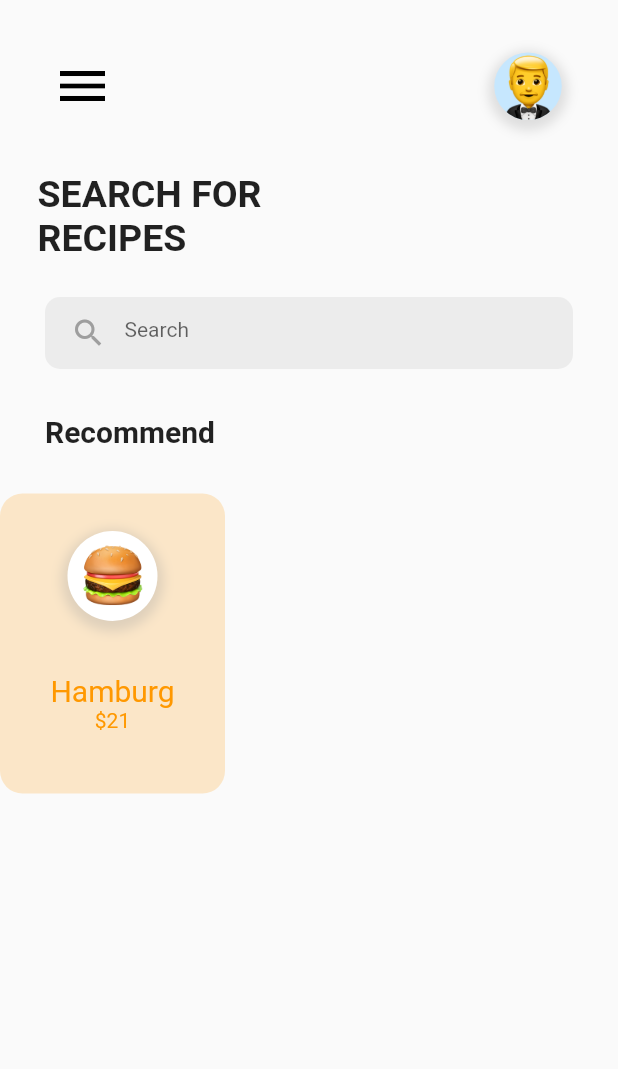
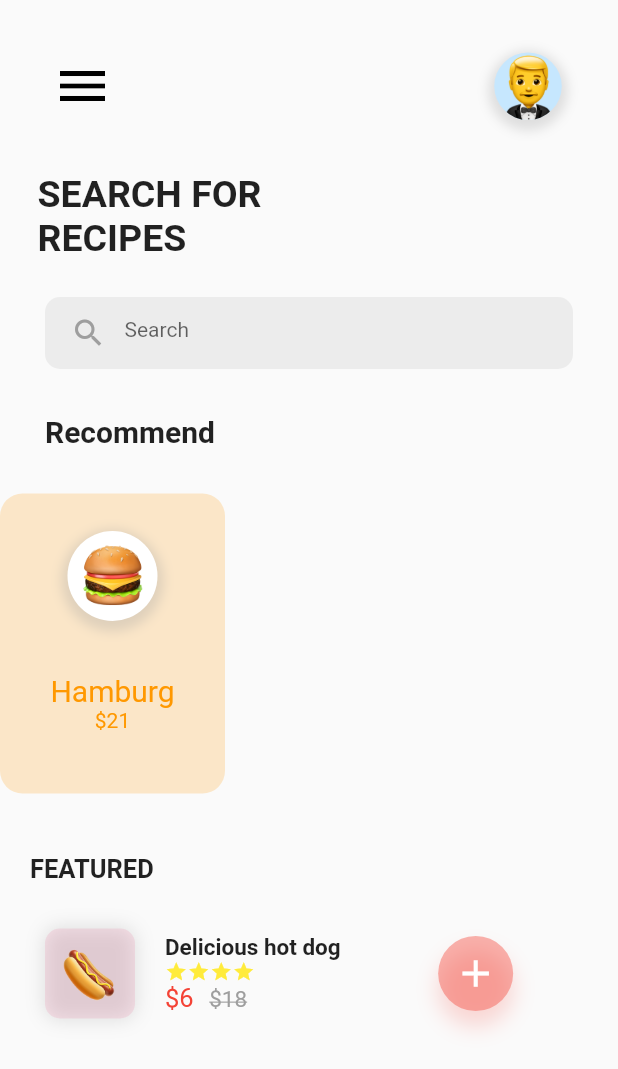
Before and after one commit to spaceman1412/emoji-app, a Flutter app: the screen it shows after launch, on a phone screen of 412 x 824 dp. Shown: the top 1069 px of the screen. Run offline on Flutter 3.47's test engine with Material 2 defaults, Android fonts, the light colour scheme and no system bars.

Commit message:
Done UI home page screen

```diff
--- a/lib/screens/home_screen.dart
+++ b/lib/screens/home_screen.dart
@@ -1,4 +1,6 @@
 import 'package:flutter/material.dart';
+import '../widgets/card.dart';
+import '../widgets/listtile.dart';
 
 class HomeScreen extends StatelessWidget {
   @override
@@ -24,55 +26,15 @@ class HomeScreen extends StatelessWidget {
                   ),
                 ),
               ),
-              Container(
-                child: Padding(
-                  padding: const EdgeInsets.all(25.0),
-                  child: Column(
-                    children: <Widget>[
-                      Container(
-                        width: 60,
-                        height: 60,
-                        decoration: BoxDecoration(
-                          color: Colors.white,
-                          shape: BoxShape.circle,
-                          boxShadow: [
-                            BoxShadow(
-                              color: Colors.grey.withOpacity(0.3),
-                              blurRadius: 6.0,
-                              spreadRadius: 4.0,
-                              offset: Offset(0.0, 3.0),
-                            )
-                          ],
-                        ),
-                        child: Transform.scale(
-                          scale: 0.7,
-                          child: Image(
-                            image: AssetImage('assets/images/burger.png'),
-                            fit: BoxFit.contain,
-                          ),
-                        ),
-                      ),
-                      SizedBox(
-                        height: 35,
-                      ),
-                      Text(
-                        'Hamburg',
-                        style: TextStyle(color: Colors.orange, fontSize: 20),
-                      ),
-                      Text(
-                        '\$21',
-                        style: TextStyle(color: Colors.orange),
-                      ),
-                    ],
-                  ),
-                ),
-                width: 150,
-                height: 200,
-                decoration: BoxDecoration(
-                  color: Colors.orange.withOpacity(0.2),
-                  borderRadius: BorderRadius.circular(15),
+              CardItem(),
+              Padding(
+                padding: const EdgeInsets.only(top: 40.0, left: 20),
+                child: Text(
+                  'FEATURED',
+                  style: TextStyle(fontWeight: FontWeight.bold, fontSize: 17),
                 ),
               ),
+              CustomListtile(),
             ],
           ),
         ),
--- /dev/null
+++ b/lib/widgets/card.dart
@@ -0,0 +1,60 @@
+import 'package:flutter/material.dart';
+
+class CardItem extends StatelessWidget {
+  const CardItem({
+    Key? key,
+  }) : super(key: key);
+
+  @override
+  Widget build(BuildContext context) {
+    return Container(
+      child: Padding(
+        padding: const EdgeInsets.all(25.0),
+        child: Column(
+          children: <Widget>[
+            Container(
+              width: 60,
+              height: 60,
+              decoration: BoxDecoration(
+                color: Colors.white,
+                shape: BoxShape.circle,
+                boxShadow: [
+                  BoxShadow(
+                    color: Colors.grey.withOpacity(0.3),
+                    blurRadius: 6.0,
+                    spreadRadius: 4.0,
+                    offset: Offset(0.0, 3.0),
+                  )
+                ],
+              ),
+              child: Transform.scale(
+                scale: 0.7,
+                child: Image(
+                  image: AssetImage('assets/images/burger.png'),
+                  fit: BoxFit.contain,
+                ),
+              ),
+            ),
+            SizedBox(
+              height: 35,
+            ),
+            Text(
+              'Hamburg',
+              style: TextStyle(color: Colors.orange, fontSize: 20),
+            ),
+            Text(
+              '\$21',
+              style: TextStyle(color: Colors.orange),
+            ),
+          ],
+        ),
+      ),
+      width: 150,
+      height: 200,
+      decoration: BoxDecoration(
+        color: Colors.orange.withOpacity(0.2),
+        borderRadius: BorderRadius.circular(15),
+      ),
+    );
+  }
+}
--- /dev/null
+++ b/lib/widgets/listtile.dart
@@ -0,0 +1,119 @@
+import 'package:flutter/material.dart';
+
+class CustomListtile extends StatelessWidget {
+  const CustomListtile({Key? key}) : super(key: key);
+
+  @override
+  Widget build(BuildContext context) {
+    return Padding(
+      padding: const EdgeInsets.all(30.0),
+      child: Row(
+        children: [
+          Container(
+            width: 60,
+            height: 60,
+            decoration: BoxDecoration(
+                color: Colors.pink.withOpacity(0.1),
+                borderRadius: BorderRadius.circular(10),
+                boxShadow: [
+                  BoxShadow(
+                    color: Colors.grey.withOpacity(0.3),
+                    blurRadius: 10,
+                    spreadRadius: 0.5,
+                    offset: Offset(0, 0),
+                  )
+                ]),
+            child: Transform.scale(
+              scale: 0.6,
+              child: Image(
+                image: AssetImage('assets/images/hotdog.png'),
+                fit: BoxFit.contain,
+              ),
+            ),
+          ),
+          Padding(
+            padding: const EdgeInsets.only(left: 20),
+            child: Column(
+              mainAxisAlignment: MainAxisAlignment.start,
+              crossAxisAlignment: CrossAxisAlignment.start,
+              children: [
+                Text(
+                  'Delicious hot dog',
+                  style: TextStyle(
+                    fontWeight: FontWeight.bold,
+                    fontSize: 15,
+                  ),
+                ),
+                Row(
+                  children: [
+                    Icon(
+                      Icons.star,
+                      color: Colors.yellow,
+                      size: 15,
+                    ),
+                    Icon(
+                      Icons.star,
+                      color: Colors.yellow,
+                      size: 15,
+                    ),
+                    Icon(
+                      Icons.star,
+                      color: Colors.yellow,
+                      size: 15,
+                    ),
+                    Icon(
+                      Icons.star,
+                      color: Colors.yellow,
+                      size: 15,
+                    ),
+                  ],
+                ),
+                Row(
+                  mainAxisAlignment: MainAxisAlignment.spaceBetween,
+                  crossAxisAlignment: CrossAxisAlignment.end,
+                  children: [
+                    Text(
+                      '\$6',
+                      style: TextStyle(color: Colors.red, fontSize: 17),
+                    ),
+                    Text('   '),
+                    Text(
+                      '\$18',
+                      style: TextStyle(
+                          color: Colors.grey,
+                          decoration: TextDecoration.lineThrough,
+                          fontSize: 15),
+                    )
+                  ],
+                ),
+              ],
+            ),
+          ),
+          Padding(
+            padding: const EdgeInsets.only(left: 65),
+            child: Container(
+                width: 50,
+                height: 50,
+                decoration: BoxDecoration(
+                  color: Colors.red.withOpacity(0.4),
+                  boxShadow: [
+                    BoxShadow(
+                      blurRadius: 12,
+                      offset: Offset(0, 10),
+                      spreadRadius: 0.5,
+                      color: Colors.red.withOpacity(0.2),
+                    )
+                  ],
+                  shape: BoxShape.circle,
+                ),
+                child: Icon(
+                  Icons.add,
+                  size: 30,
+                  color: Colors.white,
+                )),
+          )
+        ],
+      ),
+    );
+  }
+}
```
Also changed, not shown: assets/images/hotdog.png (added).
